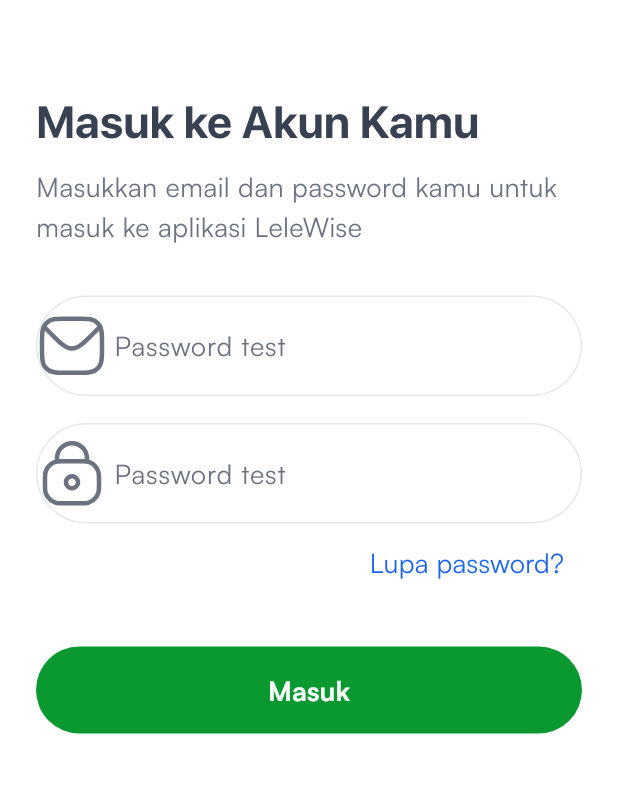
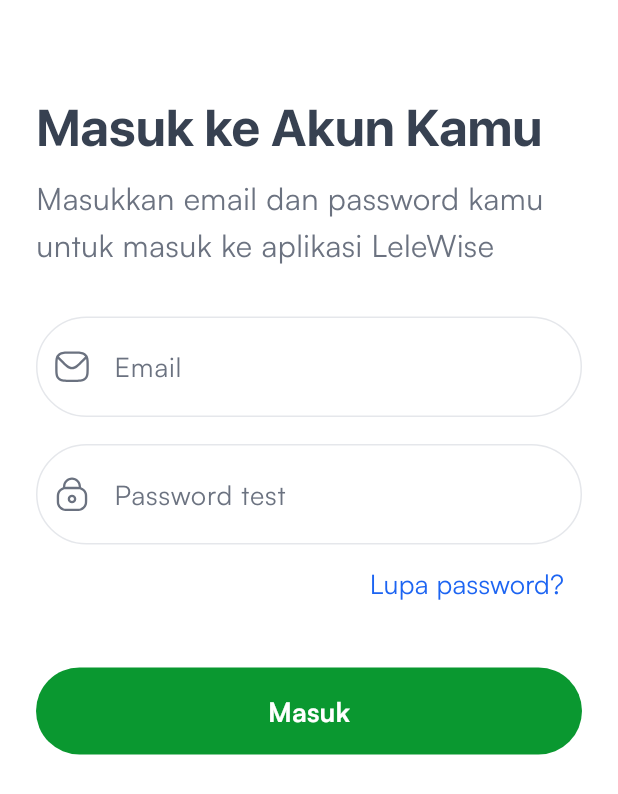
Before and after one commit to fikrilal/LeleWise-Mobile-Apps, a Flutter app: the screen it shows after launch, on a phone screen of 412 x 824 dp. Shown: the top 794 px of the screen. Run offline on Flutter 3.47's test engine with Material 3 defaults, Android fonts, the phone set to English and light mode, and no system bars; our stand-ins replace firebase_auth, firebase_core, flutter_screenutil, flutter_svg, get; accounts and stored records are empty.

Commit message:
add GetX and ScreenUtilInit Responsive Size

```diff
--- a/lib/main.dart
+++ b/lib/main.dart
@@ -1,4 +1,6 @@
 import 'package:flutter/material.dart';
+import 'package:flutter_screenutil/flutter_screenutil.dart';
+import 'package:get/get.dart';
 import 'package:lelewise_mobile_apps/view/page/auth/login_page.dart';
 
 void main() {
@@ -10,9 +12,41 @@
 
   @override
   Widget build(BuildContext context) {
-    return MaterialApp(
-      theme: ThemeData(fontFamily: 'Satoshi'),
-      home: const LoginPage(),
+    return ScreenUtilInit(
+      useInheritedMediaQuery: true,
+      minTextAdapt: true,
+      builder: (context,child){
+        return  GetMaterialApp(
+          theme: ThemeData(fontFamily: 'Satoshi'),
+          initialRoute: LoginPage.routeName,
+          getPages: [
+            GetPage(name: LoginPage.routeName, page: ()=> LoginPage()),
+            // ben penak digae ngene ben rapi juga
+
+          ],
+        );
+      },
+    );
+
+  }
+}
+
+
+class TemplatePage extends StatefulWidget {
+  static String? routeName = "/namaHalaman";
+  @override
+  _TemplatePageState createState() => _TemplatePageState();
+}
+
+class _TemplatePageState extends State<TemplatePage> {
+
+  @override
+  Widget build(BuildContext context) {
+    return Scaffold(
+      body: Center(
+        child: Text('Iki cuman template page dadi lak pengen gae halaman baru'
+            'kopi kode class TemplatePage terus diganti semisal DashboardPage'),
+      ),
     );
   }
 }
--- /dev/null
+++ b/lib/res/dimension/size.dart
@@ -0,0 +1,6 @@
+class SizeDimen{
+  static double textButton = 15.0;
+  static double textDescription = 18.0;
+  static double sizeTextHeader = 30;
+
+}
--- a/lib/view/component/text/component_desc.dart
+++ b/lib/view/component/text/component_desc.dart
@@ -1,4 +1,6 @@
 import 'package:flutter/material.dart';
+import 'package:flutter_screenutil/flutter_screenutil.dart';
+import 'package:lelewise_mobile_apps/res/dimension/size.dart';
 
 class TextDescription extends StatelessWidget {
   final String? text;
@@ -9,11 +11,12 @@
   Widget build(BuildContext context) {
     return Text(
       "${text}",
-      style: const TextStyle(
+      style:  TextStyle(
         fontFamily: 'Satoshi',
         fontWeight: FontWeight.w400,
+
         height: 1.5,
-        fontSize: 18,
+        fontSize: SizeDimen.textDescription.sp,
         color: Color(0xff6B7280),
       ),
     );
--- a/lib/view/component/text/component_header.dart
+++ b/lib/view/component/text/component_header.dart
@@ -1,4 +1,6 @@
 import 'package:flutter/material.dart';
+import 'package:flutter_screenutil/flutter_screenutil.dart';
+import 'package:lelewise_mobile_apps/res/dimension/size.dart';
 
 class ComponentTextHeader extends StatelessWidget {
   final String? text;
@@ -9,9 +11,9 @@
   Widget build(BuildContext context) {
     return Text(
       "${text}",
-      style: const TextStyle(
+      style:  TextStyle(
         fontFamily: 'SFDisplay',
-        fontSize: 30,
+        fontSize: SizeDimen.sizeTextHeader.sp,
         color: Color(0xff374151),
         fontWeight: FontWeight.w800,
       ),
--- a/lib/view/component/textfield/component_primary_textfield.dart
+++ b/lib/view/component/textfield/component_primary_textfield.dart
@@ -43,9 +43,10 @@
 
       prefixIcon: Container(
         width: 30,
+        alignment: Alignment.center,
         child: SvgPicture.asset(
-          width: 0.0,
-          height: 0.0,
+          width: 25.0,
+          height: 25.0,
           fit: BoxFit.fill,
           svgIconPath, // Gunakan path file SVG custom
 
--- a/lib/view/page/auth/login_page.dart
+++ b/lib/view/page/auth/login_page.dart
@@ -9,6 +9,7 @@
 
 class LoginPage extends StatefulWidget {
   const LoginPage({Key? key});
+  static String routeName = "/LoginPage";
 
   @override
   State<LoginPage> createState() => _LoginPageState();
@@ -60,8 +61,8 @@
                 const SizedBox(
                   height: 32,
                 ),
-                PrimaryTextfield("Password test", "assets/icons/email_icon.svg",
-                    true, _passwordTextController, Colors.black12),
+                PrimaryTextfield("Email", "assets/icons/email_icon.svg",
+                    false, _emailTextController, Colors.black12),
                 const SizedBox(
                   height: 2,
                 ),
--- a/pubspec.yaml
+++ b/pubspec.yaml
@@ -14,6 +14,8 @@
     sdk: flutter
   flutter_svg: ^2.0.8
   font_awesome_flutter: ^10.6.0
+  get: ^4.6.6
+  flutter_screenutil: 5.8.4
 
 dev_dependencies:
   flutter_test:
```
Also changed, not shown: pubspec.lock.
